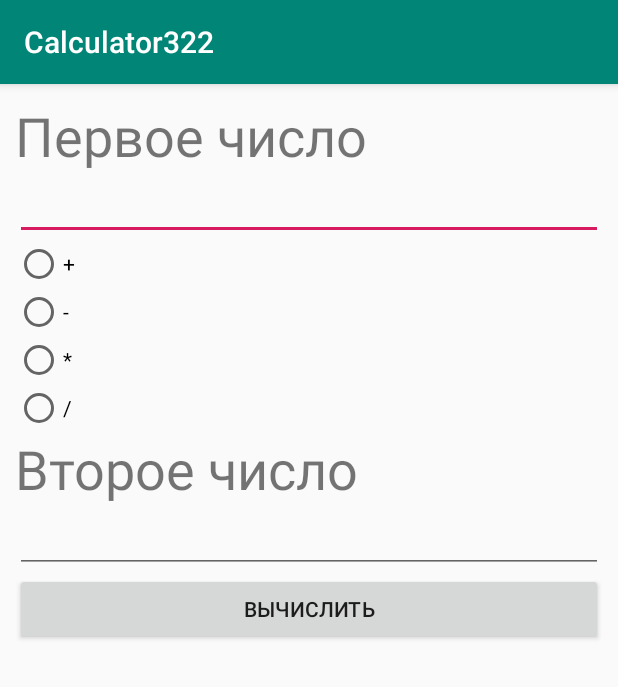
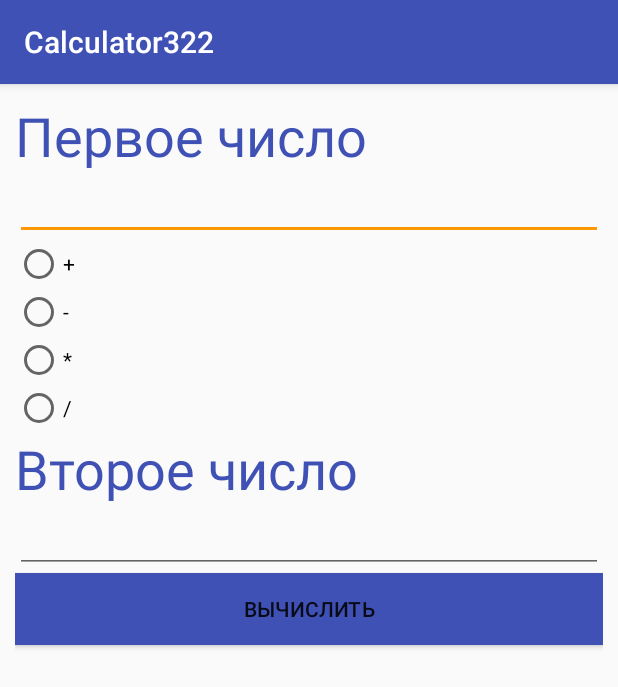
Before and after one commit to lavsexpert/politech_android, an Android app: the screen it shows after launch (MainActivity), on a phone screen of 412 x 824 dp. Shown: the top 687 px of the screen. Run offline under Robolectric (Android 15) with nearby library versions, the phone set to English and light mode, and no system bars.

Commit message:
Обновили дизайн

```diff
--- a/app/src/main/res/layout/activity_main.xml
+++ b/app/src/main/res/layout/activity_main.xml
@@ -13,6 +13,7 @@
         android:layout_height="wrap_content"
         android:layout_weight="1"
         android:text="@string/text1"
+        android:textColor="@color/colorPrimary"
         android:textSize="36sp" />
 
     <EditText
@@ -61,6 +62,7 @@
         android:layout_height="wrap_content"
         android:layout_weight="1"
         android:text="@string/text2"
+        android:textColor="@color/colorPrimary"
         android:textSize="36sp" />
 
     <EditText
@@ -77,6 +79,7 @@
         android:layout_width="match_parent"
         android:layout_height="wrap_content"
         android:layout_weight="1"
+        android:background="@color/colorPrimary"
         android:onClick="onClick"
         android:text="@string/button" />
 
--- a/app/src/main/res/values/colors.xml
+++ b/app/src/main/res/values/colors.xml
@@ -1,6 +1,6 @@
 <?xml version="1.0" encoding="utf-8"?>
 <resources>
-    <color name="colorPrimary">#008577</color>
-    <color name="colorPrimaryDark">#00574B</color>
-    <color name="colorAccent">#D81B60</color>
+    <color name="colorPrimary">#3F51B5</color>
+    <color name="colorPrimaryDark">#000000</color>
+    <color name="colorAccent">#FF9800</color>
 </resources>
```
